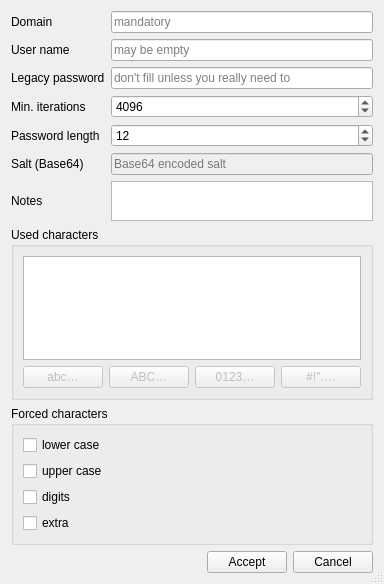
This is Qt-SESAM/newdomainwizard.ui in 607011/Qt-SESAM as Qt 5 draws it before an edit. The edited form follows.
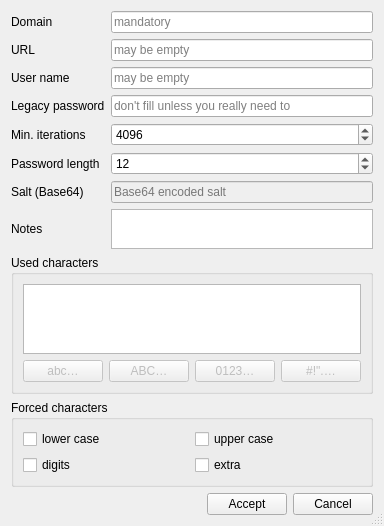
This is the edited form.

Patch:
```diff
--- a/Qt-SESAM/newdomainwizard.ui
+++ b/Qt-SESAM/newdomainwizard.ui
@@ -10,7 +10,7 @@
     <x>0</x>
     <y>0</y>
     <width>358</width>
-    <height>584</height>
+    <height>501</height>
    </rect>
   </property>
   <property name="windowTitle">
@@ -25,7 +25,58 @@
   <layout class="QGridLayout" name="gridLayout_4">
    <item row="0" column="0">
     <layout class="QGridLayout" name="gridLayout_2">
-     <item row="5" column="2">
+     <item row="0" column="0">
+      <widget class="QLabel" name="label">
+       <property name="text">
+        <string>Domain</string>
+       </property>
+      </widget>
+     </item>
+     <item row="7" column="0">
+      <widget class="QLabel" name="label_2">
+       <property name="text">
+        <string>Notes</string>
+       </property>
+      </widget>
+     </item>
+     <item row="6" column="0">
+      <widget class="QLabel" name="label_9">
+       <property name="text">
+        <string>Salt (Base64)</string>
+       </property>
+      </widget>
+     </item>
+     <item row="3" column="2">
+      <widget class="QLineEdit" name="legacyPasswordLineEdit">
+       <property name="text">
+        <string/>
+       </property>
+       <property name="placeholderText">
+        <string>don't fill unless you really need to</string>
+       </property>
+      </widget>
+     </item>
+     <item row="3" column="0">
+      <widget class="QLabel" name="label_4">
+       <property name="text">
+        <string>Legacy password</string>
+       </property>
+      </widget>
+     </item>
+     <item row="9" column="2">
+      <spacer name="verticalSpacer">
+       <property name="orientation">
+        <enum>Qt::Vertical</enum>
+       </property>
+       <property name="sizeHint" stdset="0">
+        <size>
+         <width>20</width>
+         <height>40</height>
+        </size>
+       </property>
+      </spacer>
+     </item>
+     <item row="6" column="2">
       <layout class="QHBoxLayout" name="horizontalLayout_2">
        <item>
         <widget class="QLineEdit" name="saltBase64LineEdit">
@@ -42,55 +93,13 @@
        </item>
       </layout>
      </item>
-     <item row="4" column="0">
+     <item row="5" column="0">
       <widget class="QLabel" name="label_6">
        <property name="text">
         <string>Password length</string>
        </property>
       </widget>
      </item>
-     <item row="6" column="2">
-      <widget class="QPlainTextEdit" name="notesPlainTextEdit">
-       <property name="sizePolicy">
-        <sizepolicy hsizetype="Expanding" vsizetype="Preferred">
-         <horstretch>0</horstretch>
-         <verstretch>0</verstretch>
-        </sizepolicy>
-       </property>
-       <property name="maximumSize">
-        <size>
-         <width>16777215</width>
-         <height>40</height>
-        </size>
-       </property>
-       <property name="plainText">
-        <string/>
-       </property>
-       <property name="placeholderText">
-        <string>optional</string>
-       </property>
-      </widget>
-     </item>
-     <item row="8" column="2">
-      <spacer name="verticalSpacer">
-       <property name="orientation">
-        <enum>Qt::Vertical</enum>
-       </property>
-       <property name="sizeHint" stdset="0">
-        <size>
-         <width>20</width>
-         <height>40</height>
-        </size>
-       </property>
-      </spacer>
-     </item>
-     <item row="0" column="0">
-      <widget class="QLabel" name="label">
-       <property name="text">
-        <string>Domain</string>
-       </property>
-      </widget>
-     </item>
      <item row="0" column="2">
       <widget class="QLineEdit" name="domainLineEdit">
        <property name="minimumSize">
@@ -107,35 +116,31 @@
        </property>
       </widget>
      </item>
-     <item row="5" column="0">
-      <widget class="QLabel" name="label_9">
+     <item row="5" column="2">
+      <widget class="QSpinBox" name="passwordLengthSpinBox">
+       <property name="minimum">
+        <number>1</number>
+       </property>
+       <property name="value">
+        <number>12</number>
+       </property>
+      </widget>
+     </item>
+     <item row="4" column="0">
+      <widget class="QLabel" name="label_3">
        <property name="text">
-        <string>Salt (Base64)</string>
+        <string>Min. iterations</string>
        </property>
       </widget>
      </item>
-     <item row="1" column="0">
+     <item row="2" column="0">
       <widget class="QLabel" name="label_8">
        <property name="text">
         <string>User name</string>
        </property>
       </widget>
      </item>
-     <item row="6" column="0">
-      <widget class="QLabel" name="label_2">
-       <property name="text">
-        <string>Notes</string>
-       </property>
-      </widget>
-     </item>
-     <item row="1" column="2">
-      <widget class="QLineEdit" name="userLineEdit">
-       <property name="placeholderText">
-        <string>may be empty</string>
-       </property>
-      </widget>
-     </item>
-     <item row="3" column="2">
+     <item row="4" column="2">
       <widget class="QSpinBox" name="iterationsSpinBox">
        <property name="minimum">
         <number>1</number>
@@ -151,37 +156,49 @@
        </property>
       </widget>
      </item>
-     <item row="3" column="0">
-      <widget class="QLabel" name="label_3">
-       <property name="text">
-        <string>Min. iterations</string>
+     <item row="7" column="2">
+      <widget class="QPlainTextEdit" name="notesPlainTextEdit">
+       <property name="sizePolicy">
+        <sizepolicy hsizetype="Expanding" vsizetype="Preferred">
+         <horstretch>0</horstretch>
+         <verstretch>0</verstretch>
+        </sizepolicy>
        </property>
-      </widget>
-     </item>
-     <item row="4" column="2">
-      <widget class="QSpinBox" name="passwordLengthSpinBox">
-       <property name="minimum">
-        <number>1</number>
+       <property name="maximumSize">
+        <size>
+         <width>16777215</width>
+         <height>40</height>
+        </size>
        </property>
-       <property name="value">
-        <number>12</number>
+       <property name="plainText">
+        <string/>
+       </property>
+       <property name="placeholderText">
+        <string>optional</string>
        </property>
       </widget>
      </item>
      <item row="2" column="2">
-      <widget class="QLineEdit" name="legacyPasswordLineEdit">
+      <widget class="QLineEdit" name="userLineEdit">
+       <property name="placeholderText">
+        <string>may be empty</string>
+       </property>
+      </widget>
+     </item>
+     <item row="1" column="0">
+      <widget class="QLabel" name="label_5">
+       <property name="text">
+        <string>URL</string>
+       </property>
+      </widget>
+     </item>
+     <item row="1" column="2">
+      <widget class="QLineEdit" name="urlLineEdit">
        <property name="text">
         <string/>
        </property>
        <property name="placeholderText">
-        <string>don't fill unless you really need to</string>
-       </property>
-      </widget>
-     </item>
-     <item row="2" column="0">
-      <widget class="QLabel" name="label_4">
-       <property name="text">
-        <string>Legacy password</string>
+        <string>may be empty</string>
        </property>
       </widget>
      </item>
@@ -278,12 +295,12 @@
      </property>
      <layout class="QGridLayout" name="gridLayout_3">
       <item row="1" column="0">
-       <widget class="QCheckBox" name="forceUpperCaseCheckBox">
+       <widget class="QCheckBox" name="forceDigitsCheckBox">
         <property name="enabled">
          <bool>true</bool>
         </property>
         <property name="text">
-         <string>upper case</string>
+         <string>digits</string>
         </property>
         <property name="checked">
          <bool>false</bool>
@@ -303,20 +320,20 @@
         </property>
        </widget>
       </item>
-      <item row="2" column="0">
-       <widget class="QCheckBox" name="forceDigitsCheckBox">
+      <item row="0" column="1">
+       <widget class="QCheckBox" name="forceUpperCaseCheckBox">
         <property name="enabled">
          <bool>true</bool>
         </property>
         <property name="text">
-         <string>digits</string>
+         <string>upper case</string>
         </property>
         <property name="checked">
          <bool>false</bool>
         </property>
        </widget>
       </item>
-      <item row="3" column="0">
+      <item row="1" column="1">
        <widget class="QCheckBox" name="forceExtraCheckBox">
         <property name="enabled">
          <bool>true</bool>
```
Left out of the diff: 3 changed lines with no effect on the pictures.
